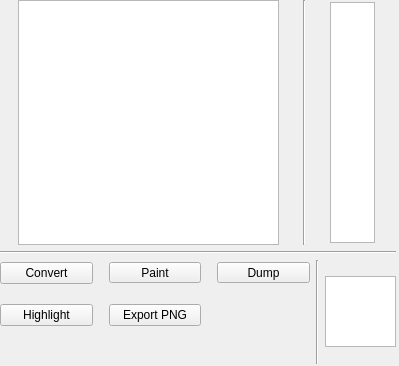
This is BGTool/tabbg.ui in renatolond/DsTools as Qt 5 draws it before an edit. The edited form follows.
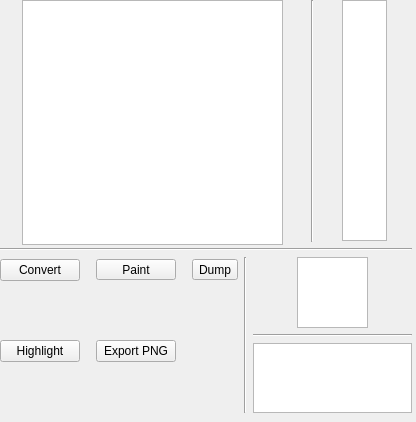
This is the edited form. Custom widgets are drawn as their Qt base class.

What changed in the file:
```diff
--- a/BGTool/tabbg.ui
+++ b/BGTool/tabbg.ui
@@ -6,20 +6,20 @@
    <rect>
     <x>0</x>
     <y>0</y>
-    <width>399</width>
-    <height>366</height>
+    <width>416</width>
+    <height>422</height>
    </rect>
   </property>
   <property name="minimumSize">
    <size>
-    <width>399</width>
-    <height>366</height>
+    <width>416</width>
+    <height>422</height>
    </size>
   </property>
   <property name="maximumSize">
    <size>
-    <width>399</width>
-    <height>366</height>
+    <width>416</width>
+    <height>422</height>
    </size>
   </property>
   <property name="windowTitle">
@@ -30,13 +30,19 @@
     <rect>
      <x>0</x>
      <y>0</y>
-     <width>396</width>
-     <height>364</height>
+     <width>412</width>
+     <height>413</height>
     </rect>
    </property>
    <layout class="QVBoxLayout" name="verticalLayout">
+    <property name="sizeConstraint">
+     <enum>QLayout::SetNoConstraint</enum>
+    </property>
     <item>
      <layout class="QHBoxLayout" name="horizontalLayout_2">
+      <property name="sizeConstraint">
+       <enum>QLayout::SetFixedSize</enum>
+      </property>
       <item>
        <widget class="VisualizationGraphicsView" name="visualizationView">
         <property name="minimumSize">
@@ -183,22 +189,6 @@
           </property>
          </widget>
         </item>
-        <item row="1" column="2">
-         <spacer name="verticalSpacer">
-          <property name="orientation">
-           <enum>Qt::Vertical</enum>
-          </property>
-          <property name="sizeType">
-           <enum>QSizePolicy::Minimum</enum>
-          </property>
-          <property name="sizeHint" stdset="0">
-           <size>
-            <width>20</width>
-            <height>10</height>
-           </size>
-          </property>
-         </spacer>
-        </item>
         <item row="2" column="3">
          <spacer name="horizontalSpacer_3">
           <property name="orientation">
@@ -232,14 +222,27 @@
          </spacer>
         </item>
         <item row="3" column="2">
+         <spacer name="verticalSpacer">
+          <property name="orientation">
+           <enum>Qt::Vertical</enum>
+          </property>
+          <property name="sizeHint" stdset="0">
+           <size>
+            <width>20</width>
+            <height>40</height>
+           </size>
+          </property>
+         </spacer>
+        </item>
+        <item row="1" column="2">
          <spacer name="verticalSpacer_2">
           <property name="orientation">
            <enum>Qt::Vertical</enum>
           </property>
           <property name="sizeHint" stdset="0">
            <size>
-            <width>10</width>
-            <height>26</height>
+            <width>20</width>
+            <height>40</height>
            </size>
           </property>
          </spacer>
@@ -254,20 +257,76 @@
        </widget>
       </item>
       <item>
-       <widget class="QGraphicsView" name="selectedView">
-        <property name="minimumSize">
-         <size>
-          <width>71</width>
-          <height>71</height>
-         </size>
+       <layout class="QGridLayout" name="gridLayout">
+        <property name="sizeConstraint">
+         <enum>QLayout::SetNoConstraint</enum>
         </property>
-        <property name="maximumSize">
-         <size>
-          <width>71</width>
-          <height>71</height>
-         </size>
-        </property>
-       </widget>
+        <item row="0" column="1">
+         <widget class="QGraphicsView" name="selectedView">
+          <property name="minimumSize">
+           <size>
+            <width>71</width>
+            <height>71</height>
+           </size>
+          </property>
+          <property name="maximumSize">
+           <size>
+            <width>71</width>
+            <height>71</height>
+           </size>
+          </property>
+         </widget>
+        </item>
+        <item row="0" column="2">
+         <spacer name="horizontalSpacer_5">
+          <property name="orientation">
+           <enum>Qt::Horizontal</enum>
+          </property>
+          <property name="sizeHint" stdset="0">
+           <size>
+            <width>40</width>
+            <height>20</height>
+           </size>
+          </property>
+         </spacer>
+        </item>
+        <item row="0" column="0">
+         <spacer name="horizontalSpacer_6">
+          <property name="orientation">
+           <enum>Qt::Horizontal</enum>
+          </property>
+          <property name="sizeType">
+           <enum>QSizePolicy::Expanding</enum>
+          </property>
+          <property name="sizeHint" stdset="0">
+           <size>
+            <width>40</width>
+            <height>20</height>
+           </size>
+          </property>
+         </spacer>
+        </item>
+        <item row="2" column="0" colspan="3">
+         <widget class="QGraphicsView" name="paletteView">
+          <property name="alignment">
+           <set>Qt::AlignLeading|Qt::AlignLeft|Qt::AlignTop</set>
+          </property>
+         </widget>
+        </item>
+        <item row="1" column="0" colspan="3">
+         <widget class="Line" name="line_2">
+          <property name="sizePolicy">
+           <sizepolicy hsizetype="Expanding" vsizetype="Fixed">
+            <horstretch>0</horstretch>
+            <verstretch>0</verstretch>
+           </sizepolicy>
+          </property>
+          <property name="orientation">
+           <enum>Qt::Horizontal</enum>
+          </property>
+         </widget>
+        </item>
+       </layout>
       </item>
      </layout>
     </item>
```
